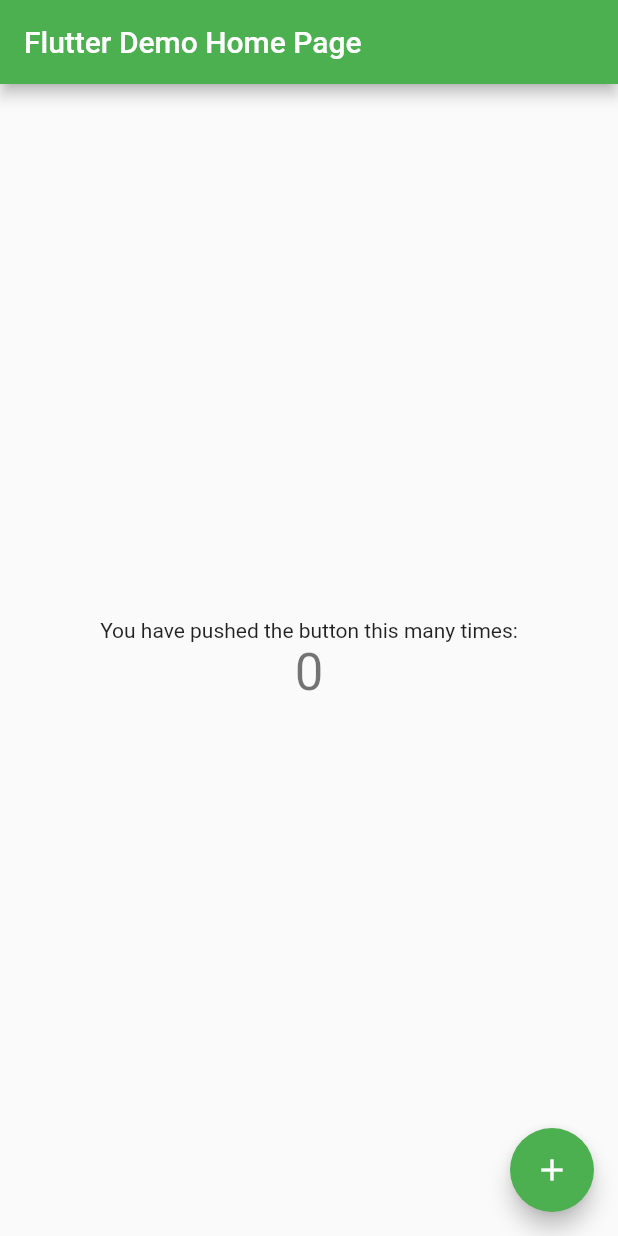
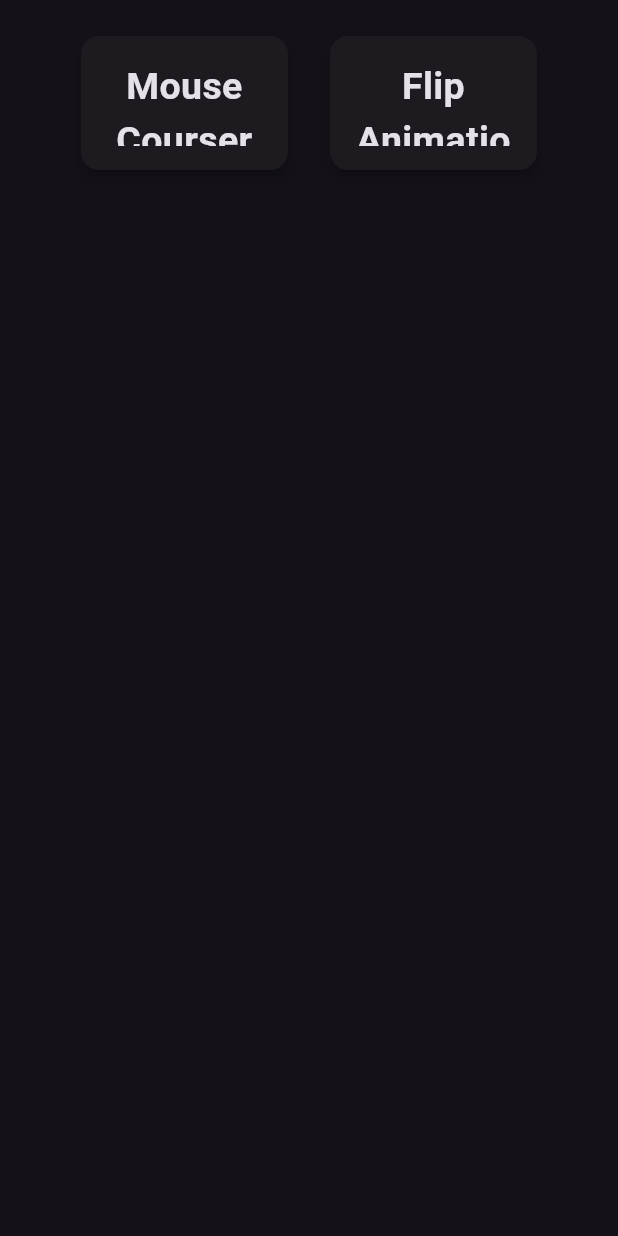
Before and after one commit to NiroulaSantosh/flutter_animations, a Flutter app: the screen it shows after launch, on a phone screen of 412 x 824 dp. Run offline on Flutter 3.47's test engine with Material 2 defaults, Android fonts, the phone set to English and light mode, and no system bars; our stand-ins replace go_router.

Commit message:
mouse courser animtion

```diff
--- /dev/null
+++ b/lib/app_router.dart
@@ -0,0 +1,28 @@
+import 'package:flutter_animations/src/animations/animations.dart';
+import 'package:flutter_animations/src/home/home.dart';
+import 'package:go_router/go_router.dart';
+
+import 'constants.dart';
+
+final GoRouter router = GoRouter(
+  routes: <RouteBase>[
+    GoRoute(
+      path: '/',
+      name: home,
+      builder: (context, state) => HomeScreen(key: state.pageKey),
+      routes: <RouteBase>[
+        GoRoute(
+          path: 'mouse-courser',
+          name: mouseCourser,
+          builder: (context, state) =>
+              MouseCourserAnimation(key: state.pageKey),
+        ),
+        GoRoute(
+          path: 'flip-animation',
+          name: flipAnimation,
+          builder: (context, state) => FlipAnimation(key: state.pageKey),
+        ),
+      ],
+    ),
+  ],
+);
--- /dev/null
+++ b/lib/constants.dart
@@ -0,0 +1,3 @@
+const home = 'home';
+const mouseCourser = 'mouseCourser';
+const flipAnimation = 'flipAnimation';
--- a/lib/main.dart
+++ b/lib/main.dart
@@ -1,4 +1,6 @@
 import 'package:flutter/material.dart';
+import 'package:flutter_animations/app_router.dart';
+import 'package:flutter_animations/src/home/home.dart';
 
 void main() {
   runApp(const MyApp());
@@ -7,39 +9,27 @@
 class MyApp extends StatelessWidget {
   const MyApp({super.key});
 
-  // This widget is the root of your application.
   @override
   Widget build(BuildContext context) {
-    return MaterialApp(
-      title: 'Flutter Demo',
+    return MaterialApp.router(
+      title: 'Flutter Animations',
+      debugShowCheckedModeBanner: false,
       theme: ThemeData(
-        // This is the theme of your application.
-        //
-        // Try running your application with "flutter run". You'll see the
-        // application has a blue toolbar. Then, without quitting the app, try
-        // changing the primarySwatch below to Colors.green and then invoke
-        // "hot reload" (press "r" in the console where you ran "flutter run",
-        // or simply save your changes to "hot reload" in a Flutter IDE).
-        // Notice that the counter didn't reset back to zero; the application
-        // is not restarted.
         primarySwatch: Colors.green,
+        scaffoldBackgroundColor: const Color(0xffe1e1e1),
+        useMaterial3: true,
       ),
-      home: const MyHomePage(title: 'Flutter Demo Home Page'),
+      darkTheme: ThemeData.dark(
+        useMaterial3: true,
+      ),
+      themeMode: ThemeMode.dark,
+      routerConfig: router,
     );
   }
 }
 
 class MyHomePage extends StatefulWidget {
   const MyHomePage({super.key, required this.title});
-
-  // This widget is the home page of your application. It is stateful, meaning
-  // that it has a State object (defined below) that contains fields that affect
-  // how it looks.
-
-  // This class is the configuration for the state. It holds the values (in this
-  // case the title) provided by the parent (in this case the App widget) and
-  // used by the build method of the State. Fields in a Widget subclass are
-  // always marked "final".
 
   final String title;
 
@@ -52,47 +42,18 @@
 
   void _incrementCounter() {
     setState(() {
-      // This call to setState tells the Flutter framework that something has
-      // changed in this State, which causes it to rerun the build method below
-      // so that the display can reflect the updated values. If we changed
-      // _counter without calling setState(), then the build method would not be
-      // called again, and so nothing would appear to happen.
       _counter++;
     });
   }
 
   @override
   Widget build(BuildContext context) {
-    // This method is rerun every time setState is called, for instance as done
-    // by the _incrementCounter method above.
-    //
-    // The Flutter framework has been optimized to make rerunning build methods
-    // fast, so that you can just rebuild anything that needs updating rather
-    // than having to individually change instances of widgets.
     return Scaffold(
       appBar: AppBar(
-        // Here we take the value from the MyHomePage object that was created by
-        // the App.build method, and use it to set our appbar title.
         title: Text(widget.title),
       ),
       body: Center(
-        // Center is a layout widget. It takes a single child and positions it
-        // in the middle of the parent.
         child: Column(
-          // Column is also a layout widget. It takes a list of children and
-          // arranges them vertically. By default, it sizes itself to fit its
-          // children horizontally, and tries to be as tall as its parent.
-          //
-          // Invoke "debug painting" (press "p" in the console, choose the
-          // "Toggle Debug Paint" action from the Flutter Inspector in Android
-          // Studio, or the "Toggle Debug Paint" command in Visual Studio Code)
-          // to see the wireframe for each widget.
-          //
-          // Column has various properties to control how it sizes itself and
-          // how it positions its children. Here we use mainAxisAlignment to
-          // center the children vertically; the main axis here is the vertical
-          // axis because Columns are vertical (the cross axis would be
-          // horizontal).
           mainAxisAlignment: MainAxisAlignment.center,
           children: <Widget>[
             const Text(
@@ -109,7 +70,7 @@
         onPressed: _incrementCounter,
         tooltip: 'Increment',
         child: const Icon(Icons.add),
-      ), // This trailing comma makes auto-formatting nicer for build methods.
+      ),
     );
   }
 }
--- /dev/null
+++ b/lib/src/animations/animations.dart
@@ -0,0 +1,2 @@
+export './mouse_cursour/mouse_cursour.dart';
+export 'flip/flip.dart';
--- /dev/null
+++ b/lib/src/home/home.dart
@@ -0,0 +1,57 @@
+import 'dart:math';
+
+import 'package:flutter/material.dart';
+import 'package:flutter_animations/constants.dart';
+import 'package:go_router/go_router.dart';
+
+const List<Map<String, String>> animationMapList = [
+  {'lable': 'Mouse Courser', 'routeName': mouseCourser},
+  {'lable': 'Flip Animation', 'routeName': flipAnimation},
+];
+
+class HomeScreen extends StatelessWidget {
+  const HomeScreen({super.key});
+
+  @override
+  Widget build(BuildContext context) {
+    return Scaffold(
+      body: LayoutBuilder(builder: (context, constraints) {
+        return GridView.builder(
+          padding: const EdgeInsets.symmetric(
+            vertical: 20,
+            horizontal: 50,
+          ),
+          gridDelegate: SliverGridDelegateWithFixedCrossAxisCount(
+            crossAxisCount: max(2, constraints.maxWidth ~/ 200),
+            childAspectRatio: 3 / 2,
+            crossAxisSpacing: 20,
+            mainAxisSpacing: 20,
+          ),
+          itemBuilder: (context, index) => Card(
+            clipBehavior: Clip.antiAlias,
+            elevation: 3,
+            child: InkWell(
+              onTap: () {
+                context.goNamed(animationMapList[index]['routeName']!);
+              },
+              child: Padding(
+                padding: const EdgeInsets.all(16),
+                child: Center(
+                  child: Text(
+                    animationMapList[index]['lable']!,
+                    textAlign: TextAlign.center,
+                    style: const TextStyle(
+                      fontSize: 25,
+                      fontWeight: FontWeight.w600,
+                    ),
+                  ),
+                ),
+              ),
+            ),
+          ),
+          itemCount: animationMapList.length,
+        );
+      }),
+    );
+  }
+}
```
Also changed, not shown: lib/src/animations/flip/flip.dart (added, +14 -0 lines), lib/src/animations/mouse_cursour/mouse_cursour.dart (added, +11 -0 lines), lib/src/animations/mouse_cursour/mouse_hover_effect.dart (added, +71 -0 lines), lib/src/animations/mouse_cursour/slideable_container.dart (added, +91 -0 lines), pubspec.yaml (+4 -12 lines), pubspec.lock.
